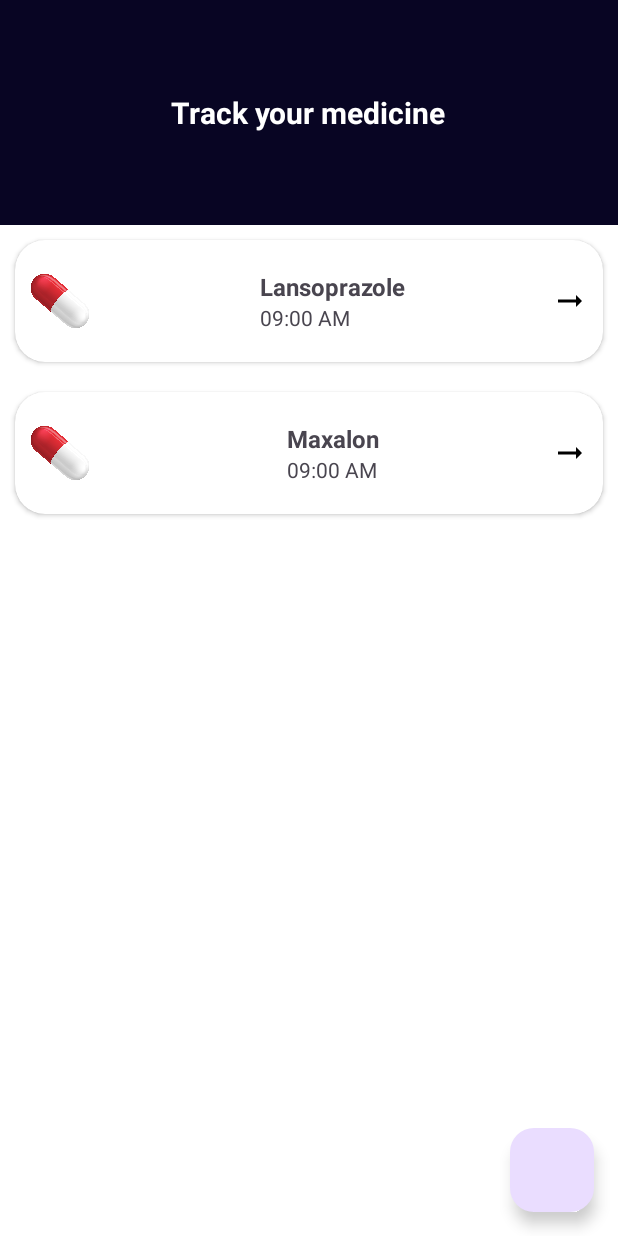
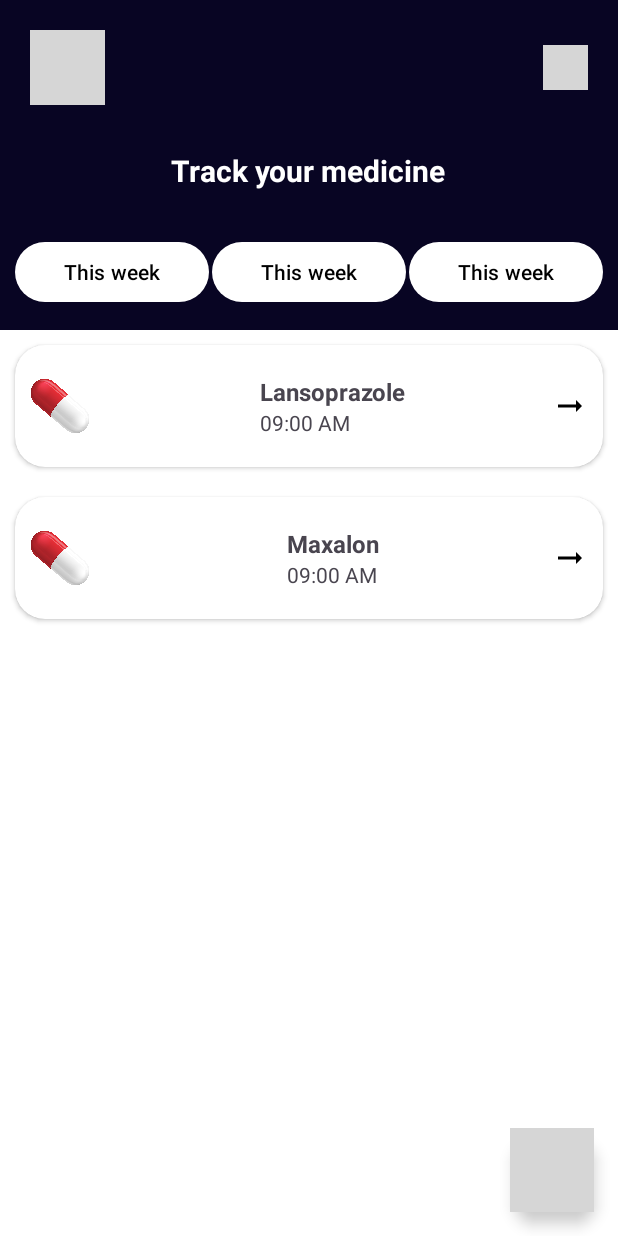
Before and after one commit to 23Mandla/MedicationTracker, an Android app: the MainActivity screen opened directly, with no data from a screen before it, on a phone screen of 412 x 824 dp. Run offline under Robolectric (Android 15) with nearby library versions, the phone set to English and light mode, and no system bars; our stand-ins replace Room's generated code, data binding; grey boxes are pictures that could not be loaded.

Commit message:
Updated main activity UI

```diff
--- a/app/src/main/res/layout/activity_main.xml
+++ b/app/src/main/res/layout/activity_main.xml
@@ -21,13 +21,39 @@
         <LinearLayout
             android:id="@+id/header"
             android:layout_width="0dp"
-            android:layout_height="150dp"
+            android:layout_height="220dp"
             android:background="@color/navy"
-            android:gravity="center"
-            android:orientation="horizontal"
+            android:orientation="vertical"
             app:layout_constraintTop_toTopOf="parent"
             app:layout_constraintStart_toStartOf="parent"
             app:layout_constraintEnd_toEndOf="parent">
+
+            <RelativeLayout
+                android:layout_width="match_parent"
+                android:layout_height="wrap_content"
+                android:padding="20dp">
+
+                <com.google.android.material.imageview.ShapeableImageView
+                    android:id="@+id/profile"
+                    android:layout_width="50dp"
+                    android:layout_height="50dp"
+                    app:shapeAppearanceOverlay="@style/roundedImageView"
+                    android:src="@drawable/profile"
+                    android:contentDescription="profile"
+                    android:layout_centerVertical="true"
+                    android:layout_alignParentStart="true"/>
+
+                <ImageView
+                    android:id="@+id/hamburger_menu"
+                    android:layout_width="30dp"
+                    android:layout_height="30dp"
+                    android:src="@drawable/baseline_segment_24"
+                    android:contentDescription="menu"
+                    android:layout_alignParentEnd="true"
+                    android:layout_centerVertical="true"
+                    android:scaleType="centerCrop"/>
+
+            </RelativeLayout>
 
             <TextView
                 android:id="@+id/main_heading"
@@ -35,8 +61,46 @@
                 android:layout_height="wrap_content"
                 android:text="Track your medicine"
                 android:textColor="@android:color/white"
+                android:layout_gravity="center"
                 android:textSize="20sp"
+                android:layout_marginTop="10dp"
                 android:textStyle="bold"/>
+
+            <LinearLayout
+                android:layout_marginTop="20dp"
+                android:layout_width="match_parent"
+                android:layout_height="wrap_content"
+                android:orientation="horizontal"
+                android:weightSum="3"
+                android:padding="10dp">
+
+                <Button
+                    android:id="@+id/week"
+                    android:layout_width="0dp"
+                    android:textColor="@color/black"
+                    android:layout_marginEnd="2dp"
+                    android:layout_height="wrap_content"
+                    android:layout_weight="1"
+                    android:text="This week" />
+
+                <Button
+                    android:id="@+id/month"
+                    android:layout_width="0dp"
+                    android:textColor="@color/black"
+                    android:layout_marginEnd="2dp"
+                    android:layout_height="wrap_content"
+                    android:layout_weight="1"
+                    android:text="This week" />
+
+                <Button
+                    android:id="@+id/year"
+                    android:layout_width="0dp"
+                    android:textColor="@color/black"
+                    android:layout_height="wrap_content"
+                    android:layout_weight="1"
+                    android:text="This week" />
+
+            </LinearLayout>
         </LinearLayout>
 
         <androidx.recyclerview.widget.RecyclerView
@@ -52,9 +116,11 @@
             android:layout_height="wrap_content"
             android:layout_marginEnd="16dp"
             android:layout_marginBottom="16dp"
+            android:backgroundTint="@color/navy"
             android:id="@+id/fab"
             android:onClick="@{clickEvents::onAddMedicationClick}"
-            android:contentDescription="TODO"
+            android:contentDescription="add"
+            android:src="@drawable/baseline_add_24"
             app:layout_constraintBottom_toBottomOf="parent"
             app:layout_constraintEnd_toEndOf="parent" />
 
```
